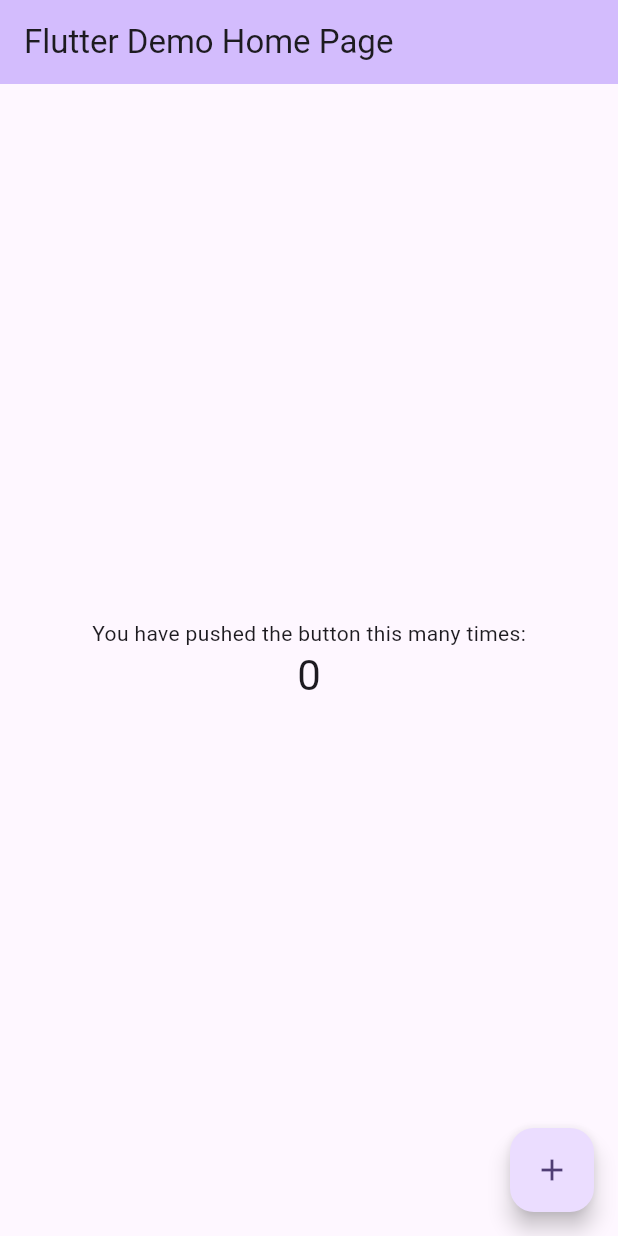
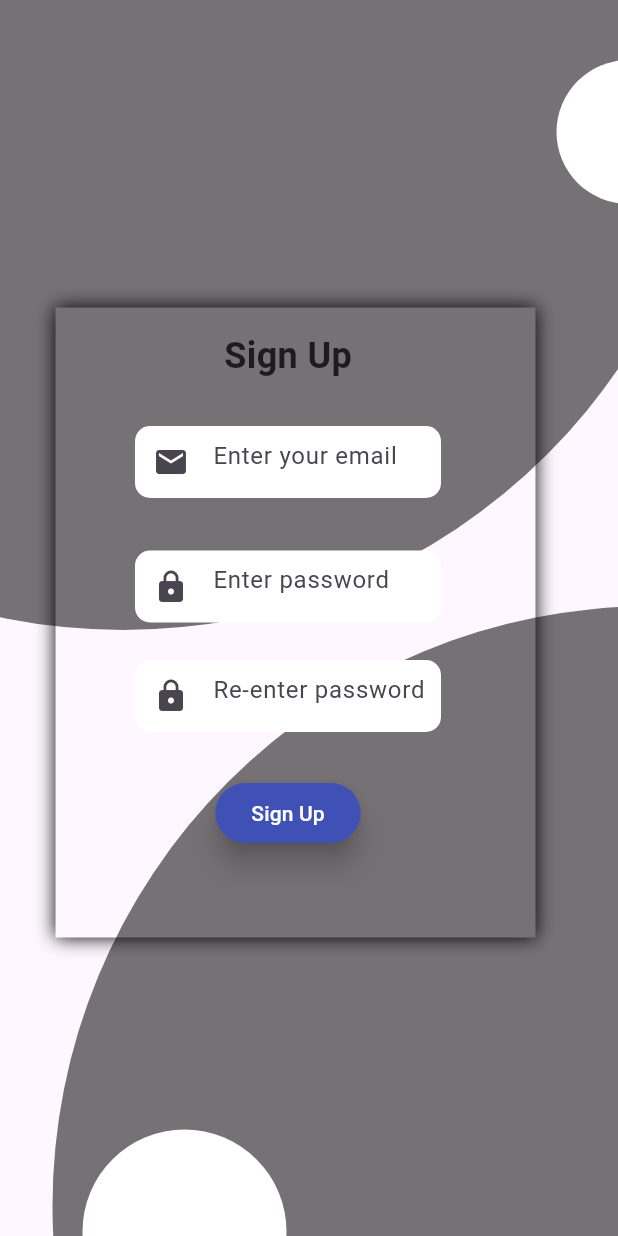
Before and after one commit to kaungkhantluke-dev/myapp, a Flutter app: the screen it shows after launch, on a phone screen of 412 x 824 dp. Run offline on Flutter 3.47's test engine with Material 3 defaults, Android fonts, the phone set to English and light mode, and no system bars.

Commit message:
added login.dart and signup.dart

```diff
--- /dev/null
+++ b/lib/loginUI/signup.dart
@@ -0,0 +1,125 @@
+import 'package:flutter/material.dart';
+
+class SignUp extends StatelessWidget {
+  const SignUp({super.key});
+
+  @override
+  Widget build(BuildContext context) {
+    return Scaffold(
+      body: Stack(
+        clipBehavior: Clip.none,
+        children: [
+          Positioned(
+            right: -70,
+            top: -380,
+            child: CircleAvatar(backgroundColor: Colors.black54, radius: 400),
+          ),
+          Positioned(
+            right: -55,
+            top: 40,
+            child: CircleAvatar(backgroundColor: Colors.white, radius: 48),
+          ),
+          Positioned(
+            left: 35,
+            bottom: -380,
+            child: CircleAvatar(backgroundColor: Colors.black54, radius: 400),
+          ),
+          Positioned(
+            left: 55,
+            bottom: -65,
+            child: CircleAvatar(backgroundColor: Colors.white, radius: 68),
+          ),
+          Positioned(
+            top: 200,
+            right: 60,
+            child: Container(
+              decoration: BoxDecoration(
+                boxShadow: [
+                  BoxShadow(
+                    color: Colors.black,
+                    blurRadius: 10,
+                    offset: Offset(5, 5),
+                    blurStyle: BlurStyle.outer,
+                  ),
+                ],
+              ),
+              width: 320,
+              height: 420,
+              padding: EdgeInsets.symmetric(horizontal: 50, vertical: 20),
+              child: Column(
+                crossAxisAlignment: CrossAxisAlignment.center,
+                children: [
+                  Text(
+                    'Sign Up',
+                    style: TextStyle(fontSize: 24, fontWeight: FontWeight.bold),
+                  ),
+                  Container(
+                    padding: EdgeInsets.symmetric(horizontal: 8, vertical: 30),
+                    child: DecoratedBox(
+                      decoration: BoxDecoration(
+                        color: Colors.white,
+                        borderRadius: BorderRadius.circular(10),
+                      ),
+                      child: TextField(
+                        decoration: InputDecoration(
+                          border: InputBorder.none,
+                          prefixIcon: Icon(Icons.email),
+                          hintText: 'Enter your email',
+                        ),
+                      ),
+                    ),
+                  ),
+                  Container(
+                    padding: EdgeInsets.symmetric(horizontal: 8, vertical: 5),
+                    child: DecoratedBox(
+                      decoration: BoxDecoration(
+                        color: Colors.white,
+                        borderRadius: BorderRadius.circular(10),
+                      ),
+                      child: TextField(
+                        obscureText: true,
+                        decoration: InputDecoration(
+                          border: InputBorder.none,
+                          prefixIcon: Icon(Icons.lock),
+                          hintText: 'Enter password',
+                        ),
+                      ),
+                    ),
+                  ),
+                  const SizedBox(height: 10),
+                  Container(
+                    padding: EdgeInsets.symmetric(horizontal: 8, vertical: 10),
+                    child: DecoratedBox(
+                      decoration: BoxDecoration(
+                        color: Colors.white,
+                        borderRadius: BorderRadius.circular(10),
+                      ),
+                      child: TextField(
+                        obscureText: true,
+                        decoration: InputDecoration(
+                          border: InputBorder.none,
+                          prefixIcon: Icon(Icons.lock),
+                          hintText: 'Re-enter password',
+                        ),
+                      ),
+                    ),
+                  ),
+                  const SizedBox(height: 20),
+                  ElevatedButton(
+                    style: ElevatedButton.styleFrom(
+                      backgroundColor: Colors.indigo,
+                      foregroundColor: Colors.white,
+                      elevation: 8,
+                    ),
+                    onPressed: () {},
+                    child: Text('Sign Up'),
+                  ),
+                ],
+              ),
+            ),
+          ),
+        ],
+      ),
+    );
+  }
+}
--- a/lib/main.dart
+++ b/lib/main.dart
@@ -1,4 +1,5 @@
 import 'package:flutter/material.dart';
+import 'package:myapp/loginUI/signup.dart';
 
 void main() {
   runApp(const MyApp());
@@ -7,116 +8,12 @@ void main() {
 class MyApp extends StatelessWidget {
   const MyApp({super.key});
 
-  // This widget is the root of your application.
   @override
   Widget build(BuildContext context) {
     return MaterialApp(
-      title: 'Flutter Demo',
-      theme: ThemeData(
-        // This is the theme of your application.
-        //
-        // TRY THIS: Try running your application with "flutter run". You'll see
-        // the application has a purple toolbar. Then, without quitting the app,
-        // try changing the seedColor in the colorScheme below to Colors.green
-        // and then invoke "hot reload" (save your changes or press the "hot
-        // reload" button in a Flutter-supported IDE, or press "r" if you used
-        // the command line to start the app).
-        //
-        // Notice that the counter didn't reset back to zero; the application
-        // state is not lost during the reload. To reset the state, use hot
-        // restart instead.
-        //
-        // This works for code too, not just values: Most code changes can be
-        // tested with just a hot reload.
-        colorScheme: ColorScheme.fromSeed(seedColor: Colors.deepPurple),
-      ),
-      home: const MyHomePage(title: 'Flutter Demo Home Page'),
+      title: 'Flutter',
+      debugShowCheckedModeBanner: false,
+      home: const SignUp(),
     );
   }
 }
-
-class MyHomePage extends StatefulWidget {
-  const MyHomePage({super.key, required this.title});
-
-  // This widget is the home page of your application. It is stateful, meaning
-  // that it has a State object (defined below) that contains fields that affect
-  // how it looks.
-
-  // This class is the configuration for the state. It holds the values (in this
-  // case the title) provided by the parent (in this case the App widget) and
-  // used by the build method of the State. Fields in a Widget subclass are
-  // always marked "final".
-
-  final String title;
-
-  @override
-  State<MyHomePage> createState() => _MyHomePageState();
-}
-
-class _MyHomePageState extends State<MyHomePage> {
-  int _counter = 0;
-
-  void _incrementCounter() {
-    setState(() {
-      // This call to setState tells the Flutter framework that something has
-      // changed in this State, which causes it to rerun the build method below
-      // so that the display can reflect the updated values. If we changed
-      // _counter without calling setState(), then the build method would not be
-      // called again, and so nothing would appear to happen.
-      _counter++;
-    });
-  }
-
-  @override
-  Widget build(BuildContext context) {
-    // This method is rerun every time setState is called, for instance as done
-    // by the _incrementCounter method above.
-    //
-    // The Flutter framework has been optimized to make rerunning build methods
-    // fast, so that you can just rebuild anything that needs updating rather
-    // than having to individually change instances of widgets.
-    return Scaffold(
-      appBar: AppBar(
-        // TRY THIS: Try changing the color here to a specific color (to
-        // Colors.amber, perhaps?) and trigger a hot reload to see the AppBar
-        // change color while the other colors stay the same.
-        backgroundColor: Theme.of(context).colorScheme.inversePrimary,
-        // Here we take the value from the MyHomePage object that was created by
-        // the App.build method, and use it to set our appbar title.
-        title: Text(widget.title),
-      ),
-      body: Center(
-        // Center is a layout widget. It takes a single child and positions it
-        // in the middle of the parent.
-        child: Column(
-          // Column is also a layout widget. It takes a list of children and
-          // arranges them vertically. By default, it sizes itself to fit its
-          // children horizontally, and tries to be as tall as its parent.
-          //
-          // Column has various properties to control how it sizes itself and
-          // how it positions its children. Here we use mainAxisAlignment to
-          // center the children vertically; the main axis here is the vertical
-          // axis because Columns are vertical (the cross axis would be
-          // horizontal).
-          //
-          // TRY THIS: Invoke "debug painting" (choose the "Toggle Debug Paint"
-          // action in the IDE, or press "p" in the console), to see the
-          // wireframe for each widget.
-          mainAxisAlignment: MainAxisAlignment.center,
-          children: <Widget>[
-            const Text('You have pushed the button this many times:'),
-            Text(
-              '$_counter',
-              style: Theme.of(context).textTheme.headlineMedium,
-            ),
-          ],
-        ),
-      ),
-      floatingActionButton: FloatingActionButton(
-        onPressed: _incrementCounter,
-        tooltip: 'Increment',
-        child: const Icon(Icons.add),
-      ), // This trailing comma makes auto-formatting nicer for build methods.
-    );
-  }
-}
```
Also changed, not shown: lib/loginUI/login.dart (added, +140 -0 lines), pubspec.yaml (+5 -6 lines).
